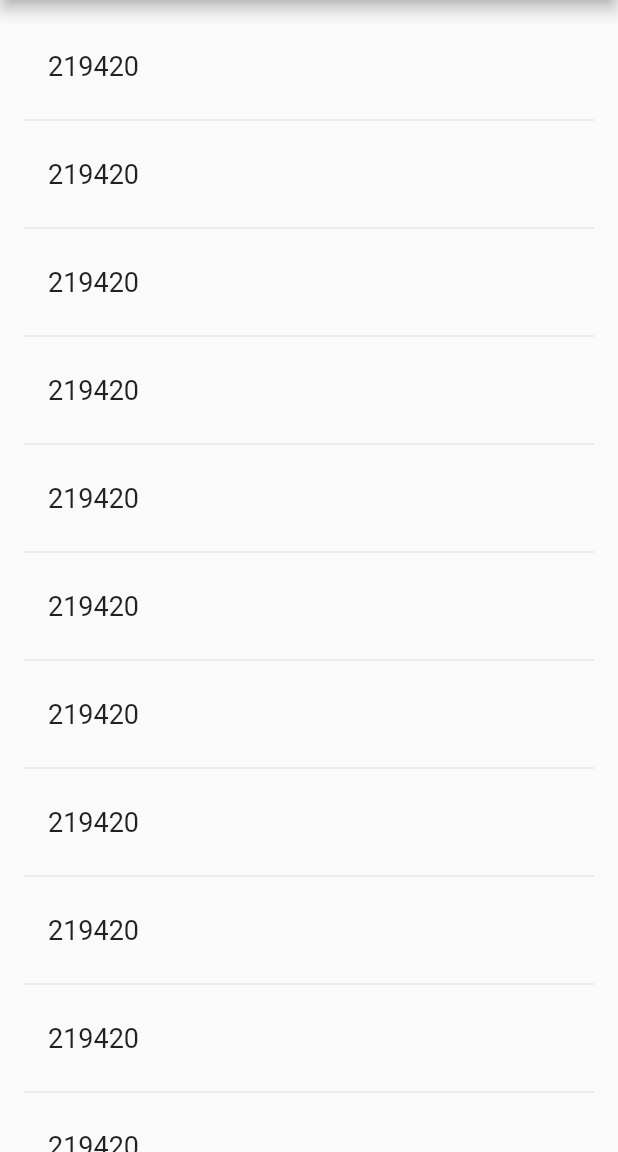
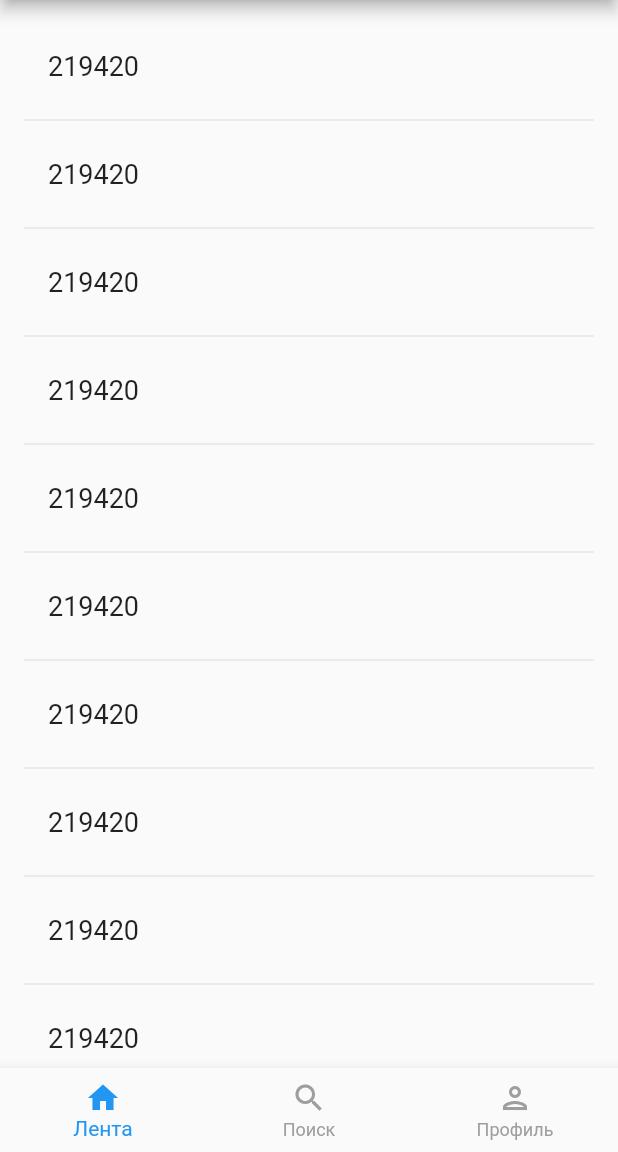
Before and after one commit to whatever125/profi_vypusk, a Flutter app: the screen it shows after launch, on a phone screen of 412 x 824 dp, the part 84-1236 px from its top. Run offline on Flutter 3.47's test engine with Material 2 defaults, Android fonts, the phone set to English and light mode, and no system bars.

Commit message:
Изменен макет приложения, добавлено нижнее меню

```diff
--- a/lib/main.dart
+++ b/lib/main.dart
@@ -1,8 +1,10 @@
 import 'package:flutter/material.dart';
+import 'package:flutter/scheduler.dart' show timeDilation;
 import 'dart:math';
 
 
 void main() {
+  timeDilation = 1.5;
   runApp(MyApp());
 }
 
@@ -12,16 +14,96 @@ class MyApp extends StatelessWidget {
   Widget build(BuildContext context) {
     return MaterialApp(
       title: 'PROFIВЫБОР',
+      home: TabsPage(),
       theme: ThemeData(
+        brightness: Brightness.light,
         primaryColor: Colors.white,
+        textTheme: TextTheme(
+          headline6: TextStyle(fontSize: 36.0),
         ),
-      home: Feed(),
-      routes: <String, WidgetBuilder> {
-        Search.routeName : (BuildContext context) => Search(),
-        Favorite.routeName : (BuildContext context) => Favorite()
-      }
+      ),
+      darkTheme: ThemeData(
+        brightness: Brightness.dark,
+      ),
+      themeMode: ThemeMode.system,
     );
   }
+}
+
+
+class TabsPage extends StatefulWidget {
+  @override
+  _TabsPageState createState() => _TabsPageState();
+}
+
+class _TabsPageState extends State<TabsPage> {
+  int _currentIndex = 0;
+
+  @override
+  Widget build(BuildContext context) {
+    return Scaffold(
+      appBar: AppBar(
+        title: Text(TabNavigationItem.items[_currentIndex].label),
+      ),
+      drawer: NavDrawer(),
+      body: IndexedStack(
+        index: _currentIndex,
+        children: [
+          for (final tabItem in TabNavigationItem.items) tabItem.page,
+        ],
+      ),
+      bottomNavigationBar: BottomNavigationBar(
+        currentIndex: _currentIndex,
+        onTap: (int index) => setState(() => _currentIndex = index),
+        items: [
+          for (final tabItem in TabNavigationItem.items)
+            BottomNavigationBarItem(
+              icon: tabItem.icon,
+              activeIcon: tabItem.activeIcon,
+              label: tabItem.label,
+            )
+        ],
+        selectedItemColor: Colors.blue,
+        unselectedItemColor: Colors.grey,
+      ),
+    );
+  }
+}
+
+
+class TabNavigationItem {
+  final Widget page;
+  final String label;
+  final Icon activeIcon;
+  final Icon icon;
+
+  TabNavigationItem({
+    @required this.page,
+    @required this.label,
+    @required this.activeIcon,
+    @required this.icon,
+  });
+
+  static List<TabNavigationItem> get items => [
+    TabNavigationItem(
+      page: Feed(),
+      label: "Лента",
+      activeIcon: Icon(Icons.home),
+      icon: Icon(Icons.home_outlined),
+    ),
+    TabNavigationItem(
+      page: Search(),
+      label: "Поиск",
+      activeIcon: Icon(Icons.search),
+      icon: Icon(Icons.search_outlined),
+    ),
+    TabNavigationItem(
+      page: Profile(),
+      label: "Профиль",
+      activeIcon: Icon(Icons.person),
+      icon: Icon(Icons.person_outlined),
+    ),
+  ];
 }
 
 
@@ -38,10 +120,6 @@ class FeedState extends State<Feed> {
   @override
   Widget build(BuildContext context) {
     return Scaffold(
-      appBar: AppBar(
-        title: Text('Лента'),
-      ),
-      drawer: NavDrawer(),
       body: _buildFeed(),
     );
   }
@@ -78,10 +156,6 @@ class Search extends StatelessWidget {
   @override
   Widget build(BuildContext context) {
     return Scaffold(
-      drawer: NavDrawer(),
-      appBar: AppBar(
-        title: Text('Поиск работы'),
-      ),
       body: Center(
         child: Text(
           'Search',
@@ -101,10 +175,6 @@ class Favorite extends StatelessWidget {
   @override
   Widget build(BuildContext context) {
     return Scaffold(
-      drawer: NavDrawer(),
-      appBar: AppBar(
-        title: Text('Избранное'),
-      ),
       body: Center(
         child: Text(
           'Favorites',
@@ -124,15 +194,11 @@ class Profile extends StatelessWidget {
   @override
   Widget build(BuildContext context) {
     return Scaffold(
-      drawer: NavDrawer(),
-      appBar: AppBar(
-        title: Text('Профиль'),
-      ),
       body: Center(
         child: Text(
           'Profile',
           style: TextStyle(
-                fontSize: 24.0
+            fontSize: 24.0,
           )
         ),
       ),
@@ -154,42 +220,25 @@ class NavDrawer extends StatelessWidget {
                   accountName: Text('Иванов Иван'),
                   accountEmail: Text('ivanov@ivan.org'),
                   currentAccountPicture: CircleAvatar(
+                    foregroundColor: Colors.white,
                     backgroundColor: Colors.blue,
                     child: Text('ИИ')
                   ),
                 ),
                 ListTile(
-                  title: Text('Лента'),
-                  leading: Icon(Icons.today),
-                  onTap: () => {
-                    Navigator.of(context).push(
-                        PageRouteBuilder(
-                            pageBuilder: (BuildContext context, _, __) => Feed()
-                        )
-                    )
-                  },
+                  title: Text('Избранное'),
+                  leading: Icon(Icons.star_outline),
+                  onTap: () => {Navigator.of(context).pop()},
                 ),
                 ListTile(
-                  title: Text('Поиск работы'),
-                  leading: Icon(Icons.search),
-                  onTap: () => {
-                    Navigator.of(context).push(
-                        PageRouteBuilder(
-                            pageBuilder: (BuildContext context, _, __) => Search()
-                        )
-                    )
-                  },
+                  title: Text('Настройки'),
+                  leading: Icon(Icons.settings_outlined),
+                  onTap: () => {Navigator.of(context).pop()},
                 ),
                 ListTile(
-                  title: Text('Избранное'),
-                  leading: Icon(Icons.star_outline),
-                  onTap: () => {
-                    Navigator.of(context).push(
-                        PageRouteBuilder(
-                            pageBuilder: (BuildContext context, _, __) => Favorite()
-                        )
-                    )
-                  },
+                  title: Text('Помощь'),
+                  leading: Icon(Icons.help_outline),
+                  onTap: () => {Navigator.of(context).pop()},
                 ),
               ],
             ),
@@ -201,11 +250,6 @@ class NavDrawer extends StatelessWidget {
                 child: Column(
                   children: <Widget>[
                     Divider(),
-                          ListTile(
-                            title: Text('Помощь'),
-                            leading: Icon(Icons.help_outline),
-                            onTap: () => {Navigator.of(context).pop()},
-                          ),
                     ListTile(
                       title: Text('Выйти'),
                       leading: Icon(Icons.logout),
```
Lines whose indentation alone changed are shown as unchanged.
